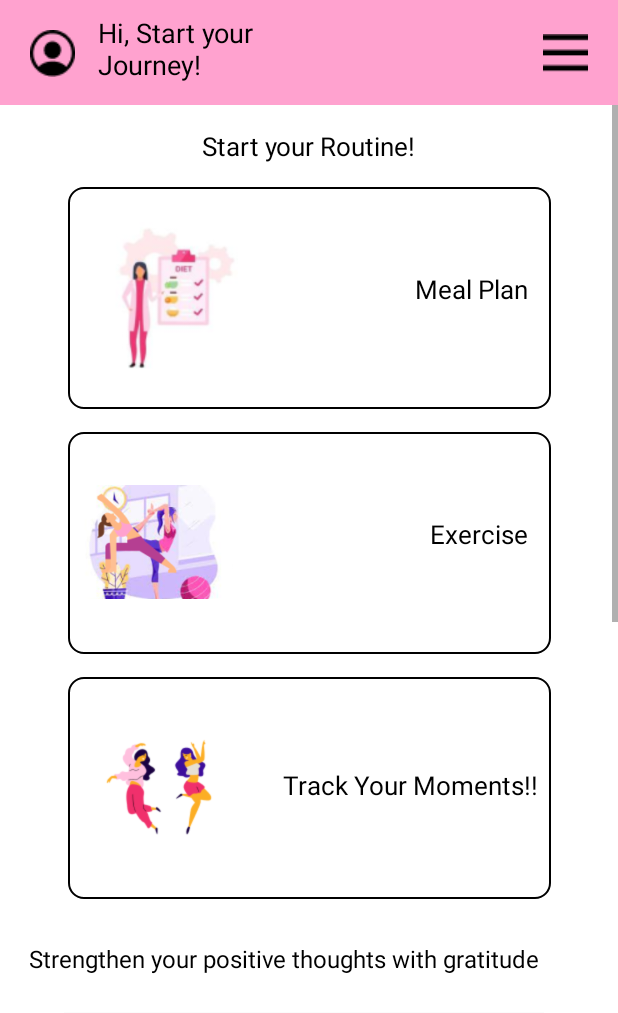
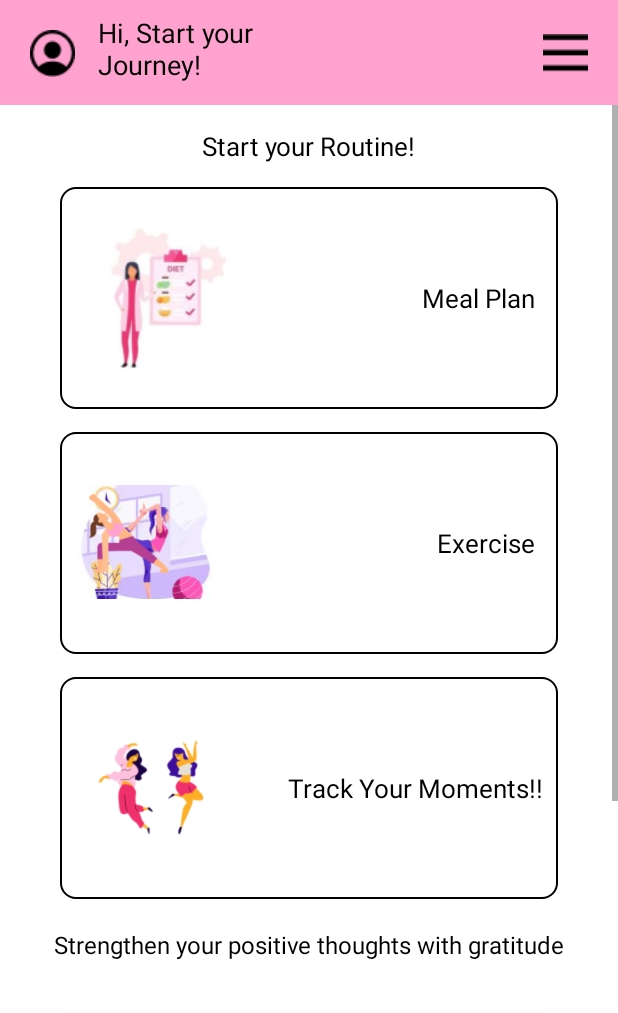
Before and after one commit to veeramaniasse/pcos, an Android app: the PatientHome screen opened directly, with no data from a screen before it, on a phone screen of 412 x 824 dp. Shown: the top 1013 px of the screen. Run offline under Robolectric (Android 15) with nearby library versions, the phone set to English and light mode, and no system bars; our stand-ins replace Volley.

Commit message:
potient home page ui alignment fixed

```diff
--- a/app/src/main/res/layout/patient_home.xml
+++ b/app/src/main/res/layout/patient_home.xml
@@ -7,6 +7,7 @@
     android:background="@color/white"
     android:layout_width="match_parent"
     android:layout_height="match_parent"
+    tools:openDrawer="start"
     tools:context=".PatientHome">
 
     <androidx.constraintlayout.widget.ConstraintLayout
@@ -29,8 +30,7 @@
             android:layout_height="wrap_content"
             android:layout_marginStart="15dp"
             android:layout_marginBottom="5dp"
-            android:text="Hi, Aannie
-Start Your Journey!"
+            android:text="Hi, Aannie Start Your Journey!"
             android:textColor="@color/black"
             android:textSize="18sp"
             android:textStyle="normal"
@@ -66,11 +66,11 @@ Start Your Journey!"
         <ScrollView
             android:id="@+id/scrollView3"
             android:layout_width="match_parent"
-            android:layout_height="650dp"
+            android:layout_height="0dp"
             app:layout_constraintEnd_toEndOf="parent"
+            app:layout_constraintBottom_toBottomOf="parent"
             app:layout_constraintStart_toStartOf="parent"
             app:layout_constraintTop_toBottomOf="@+id/view3">
-
 
             <androidx.constraintlayout.widget.ConstraintLayout
                 android:layout_width="match_parent"
@@ -89,13 +89,12 @@ Start Your Journey!"
                     app:layout_constraintStart_toStartOf="parent"
                     app:layout_constraintTop_toTopOf="parent" />
 
-
                 <View
                     android:id="@+id/view15"
-                    android:layout_width="322dp"
+                    android:layout_width="match_parent"
                     android:layout_height="148dp"
                     android:layout_marginTop="15dp"
-
+                    android:layout_marginHorizontal="40dp"
                     android:background="@drawable/curved_border"
                     app:layout_constraintEnd_toEndOf="parent"
                     app:layout_constraintStart_toStartOf="parent"
@@ -126,21 +125,22 @@ Start Your Journey!"
                     android:id="@+id/textView64"
                     android:layout_width="wrap_content"
                     android:layout_height="wrap_content"
-                    android:layout_marginTop="56dp"
                     android:layout_marginEnd="15dp"
                     android:text="Meal Plan"
                     android:textColor="@color/black"
                     android:textSize="17sp"
                     android:textStyle="normal"
+                    app:layout_constraintBottom_toBottomOf="@+id/view15"
                     app:layout_constraintEnd_toEndOf="@+id/view15"
                     app:layout_constraintTop_toTopOf="@+id/view15" />
 
                 <View
                     android:id="@+id/View6"
-                    android:layout_width="322dp"
+                    android:layout_width="match_parent"
                     android:layout_height="148dp"
                     android:layout_marginTop="15dp"
                     android:background="@drawable/curved_border"
+                    android:layout_marginHorizontal="40dp"
                     android:clickable="true"
                     app:layout_constraintEnd_toEndOf="parent"
                     app:layout_constraintStart_toStartOf="parent"
@@ -171,22 +171,23 @@ Start Your Journey!"
                     android:id="@+id/textView65"
                     android:layout_width="wrap_content"
                     android:layout_height="wrap_content"
-                    android:layout_marginTop="56dp"
                     android:layout_marginEnd="15dp"
                     android:text="Exercise"
                     android:textColor="@color/black"
                     android:textSize="17sp"
                     android:textStyle="normal"
+                    app:layout_constraintBottom_toBottomOf="@+id/View6"
                     app:layout_constraintEnd_toEndOf="@+id/View6"
                     app:layout_constraintTop_toTopOf="@+id/View6" />
 
                 <View
                     android:id="@+id/viewCenter"
-                    android:layout_width="322dp"
+                    android:layout_width="match_parent"
                     android:layout_height="148dp"
                     android:layout_marginTop="15dp"
                     android:background="@drawable/curved_border"
                     app:layout_constraintEnd_toEndOf="parent"
+                    android:layout_marginHorizontal="40dp"
                     app:layout_constraintStart_toStartOf="parent"
                     app:layout_constraintTop_toBottomOf="@+id/View6" />
 
@@ -205,18 +206,18 @@ Start Your Journey!"
                     android:id="@+id/textViewCenter"
                     android:layout_width="wrap_content"
                     android:layout_height="wrap_content"
-                    android:layout_marginStart="28dp"
-                    android:layout_marginTop="60dp"
                     android:text="Track Your Moments!!"
                     android:textColor="@color/black"
                     android:textSize="17sp"
+                    android:layout_marginEnd="10dp"
                     android:textStyle="normal"
-                    app:layout_constraintStart_toEndOf="@+id/imageViewRight"
+                    app:layout_constraintBottom_toBottomOf="@+id/viewCenter"
+                    app:layout_constraintEnd_toEndOf="@+id/viewCenter"
                     app:layout_constraintTop_toTopOf="@+id/viewCenter" />
 
                 <View
                     android:id="@+id/backgroundView"
-                    android:layout_width="359dp"
+                    android:layout_width="match_parent"
                     android:layout_height="60dp"
                     android:layout_centerHorizontal="true"
                     android:background="@color/Transparent"
@@ -228,16 +229,14 @@ Start Your Journey!"
                     android:id="@+id/textView55"
                     android:layout_width="wrap_content"
                     android:layout_height="wrap_content"
-                    android:layout_marginBottom="40dp"
                     android:text="Strengthen your positive thoughts with gratitude"
                     android:textColor="@android:color/black"
                     android:textSize="16sp"
-                    app:layout_constraintBottom_toBottomOf="parent"
+                    app:layout_constraintBottom_toBottomOf="@id/backgroundView"
                     app:layout_constraintEnd_toEndOf="@+id/backgroundView"
-                    app:layout_constraintHorizontal_bias="0.422"
                     app:layout_constraintStart_toStartOf="parent"
                     app:layout_constraintTop_toTopOf="@+id/backgroundView"
-                    app:layout_constraintVertical_bias="0.045" />
+                     />
 
 
                 <View
@@ -263,16 +262,17 @@ Start Your Journey!"
                     app:layout_constraintEnd_toEndOf="@+id/firstView"
                     app:layout_constraintStart_toStartOf="@+id/firstView"
                     app:layout_constraintTop_toTopOf="@+id/firstView" />
-                <pl.droidsonroids.gif.GifImageView
+
+                 <pl.droidsonroids.gif.GifImageView
                     android:id="@+id/gifViewMiddle"
                     android:layout_width="322dp"
                     android:layout_height="180dp"
                     android:background="@color/white"
                     android:scaleType="fitCenter"
                     android:src="@drawable/calender"
-                app:layout_constraintEnd_toEndOf="@+id/firstView"
-                app:layout_constraintStart_toStartOf="@+id/firstView"
-                app:layout_constraintTop_toTopOf="@+id/firstView" />
+                    app:layout_constraintEnd_toEndOf="@+id/firstView"
+                    app:layout_constraintStart_toStartOf="@+id/firstView"
+                    app:layout_constraintTop_toTopOf="@+id/firstView" />
 
                 <TextView
                     android:id="@+id/textViewMiddle"
@@ -284,19 +284,17 @@ Start Your Journey!"
                     android:textStyle="normal"
                     app:layout_constraintBottom_toBottomOf="@+id/firstView"
                     app:layout_constraintEnd_toEndOf="@+id/imageViewMiddle"
-                    app:layout_constraintHorizontal_bias="0.495"
                     app:layout_constraintStart_toStartOf="@+id/firstView" />
-
 
                 <View
                     android:id="@+id/secondView"
-                    android:layout_width="362dp"
+                    android:layout_width="match_parent"
+                    android:layout_marginHorizontal="40dp"
                     android:layout_height="60dp"
                     android:layout_marginTop="15dp"
                     android:background="@color/Another"
                     android:clickable="true"
                     app:layout_constraintEnd_toEndOf="parent"
-                    app:layout_constraintHorizontal_bias="0.454"
                     app:layout_constraintStart_toStartOf="parent"
                     app:layout_constraintTop_toBottomOf="@+id/firstView" />
 
@@ -305,12 +303,12 @@ Start Your Journey!"
                     android:layout_width="wrap_content"
                     android:layout_height="wrap_content"
                     android:layout_centerHorizontal="true"
-                    android:layout_marginTop="15dp"
                     android:text="RECORD DAILY PROGRESS"
-                    android:layout_marginStart="80dp"
                     android:textColor="@color/black"
                     android:textSize="17sp"
                     android:textStyle="bold"
+                    app:layout_constraintEnd_toEndOf="@+id/secondView"
+                    app:layout_constraintBottom_toBottomOf="@+id/secondView"
                     app:layout_constraintStart_toStartOf="@+id/secondView"
                     app:layout_constraintTop_toTopOf="@+id/secondView" />
 
@@ -318,39 +316,28 @@ Start Your Journey!"
                     android:id="@+id/textViewClose"
                     android:layout_width="wrap_content"
                     android:layout_height="wrap_content"
-                    android:layout_marginStart="30dp"
-                    android:layout_marginTop="10dp"
                     android:clickable="true"
                     android:src="@drawable/baseline_chevron_right_24"
                     android:background="@color/Another"
+                    app:layout_constraintBottom_toBottomOf="@+id/secondView"
+                    app:layout_constraintEnd_toEndOf="@+id/secondView"
                     app:layout_constraintStart_toEndOf="@+id/textViewBelow"
                     app:layout_constraintTop_toTopOf="@+id/secondView" />
 
                 <View
                     android:id="@+id/thirdView"
-                    android:layout_width="322dp"
+                    android:layout_width="match_parent"
+                    android:layout_marginHorizontal="40dp"
                     android:layout_height="180dp"
                     android:layout_below="@+id/secondView"
                     android:layout_centerHorizontal="true"
                     android:layout_marginTop="15dp"
                     android:background="@drawable/curved_border"
                     android:clickable="true"
-
                     app:layout_constraintEnd_toEndOf="parent"
-                    app:layout_constraintHorizontal_bias="0.508"
                     app:layout_constraintStart_toStartOf="parent"
                     app:layout_constraintTop_toBottomOf="@+id/secondView" />
 
-<!--                <pl.droidsonroids.gif.GifImageView-->
-<!--                    android:id="@+id/gifViewLeft2"-->
-<!--                    android:layout_width="200dp"-->
-<!--                    android:layout_height="0dp"-->
-<!--                    android:src="@drawable/meditation"-->
-<!--                    android:layout_marginStart="12dp"-->
-<!--                    app:layout_constraintBottom_toBottomOf="@+id/thirdView"-->
-<!--                    app:layout_constraintStart_toStartOf="@+id/thirdView"-->
-<!--                    app:layout_constraintTop_toTopOf="@+id/thirdView"-->
-<!--                    app:layout_constraintVertical_bias="0.475" />-->
                 <ImageView
                     android:id="@+id/gifViewLeft2"
                     android:layout_width="125dp"
@@ -362,24 +349,25 @@ Start Your Journey!"
                     app:layout_constraintTop_toTopOf="@+id/thirdView"
                     app:layout_constraintVertical_bias="0.475" />
 
-
                 <TextView
                     android:id="@+id/textViewRight"
                     android:layout_width="wrap_content"
                     android:layout_height="wrap_content"
-                    android:layout_marginTop="76dp"
                     android:layout_marginEnd="20dp"
                     android:text="Meditation"
                     android:textColor="@color/black"
                     android:textSize="17sp"
                     android:textStyle="normal"
+                    app:layout_constraintBottom_toBottomOf="@+id/thirdView"
                     app:layout_constraintEnd_toEndOf="@+id/thirdView"
                     app:layout_constraintTop_toTopOf="@+id/thirdView" />
+
                 <View
                     android:id="@+id/view9"
-                    android:layout_width="320dp"
+                    android:layout_width="match_parent"
                     android:layout_height="150dp"
                     android:layout_marginTop="20dp"
+                    android:layout_marginHorizontal="40dp"
                     android:background="@drawable/curved_border"
                     app:layout_constraintEnd_toEndOf="parent"
                     app:layout_constraintStart_toStartOf="parent"
@@ -401,7 +389,7 @@ Start Your Journey!"
                     android:id="@+id/textView129"
                     android:layout_width="wrap_content"
                     android:layout_height="wrap_content"
-                    android:layout_marginEnd="5dp"
+                    android:layout_marginEnd="20dp"
                     android:text="Monthly Feedback"
                     android:textSize="17sp"
                     android:textColor="@color/black"
@@ -410,13 +398,9 @@ Start Your Journey!"
                     app:layout_constraintEnd_toEndOf="@+id/view9"
                     app:layout_constraintTop_toTopOf="@+id/view9" />
 
-
-
             </androidx.constraintlayout.widget.ConstraintLayout>
 
-
         </ScrollView>
-
 
     </androidx.constraintlayout.widget.ConstraintLayout>
 
@@ -428,10 +412,4 @@ Start Your Journey!"
         app:headerLayout="@layout/nav_header"
         app:menu="@menu/nav_menu" />
 
-
-
-
-
-
-
 </androidx.drawerlayout.widget.DrawerLayout>
```
